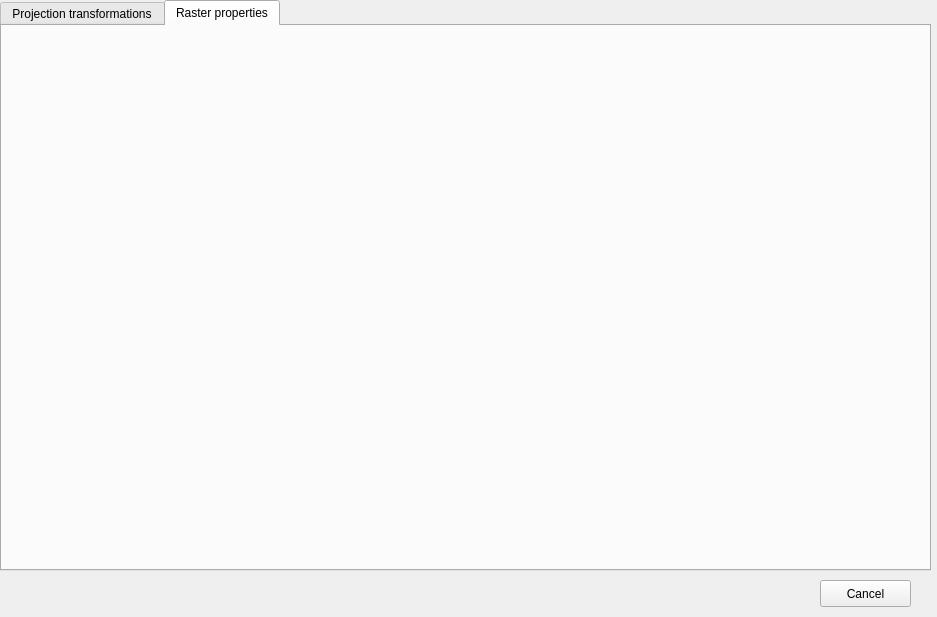
Old version of the form SpatialAnalyserServer/src/client/gui/geo_services.ui in the repository BartlomiejGrabowski/SpatialAnalyserServer.
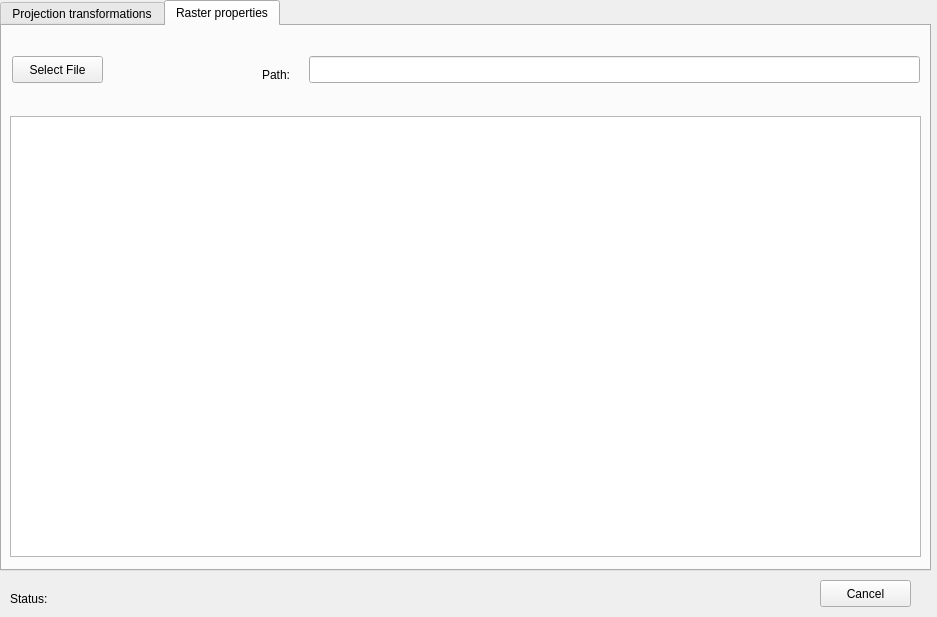
New version of the form. The open tabs and pages were chosen to show the change.

Commit message: Added new tab in geo_services form.

Patch:
```diff
--- a/SpatialAnalyserServer/src/client/gui/geo_services.ui
+++ b/SpatialAnalyserServer/src/client/gui/geo_services.ui
@@ -615,6 +615,52 @@
     <attribute name="title">
      <string>Raster properties</string>
     </attribute>
+    <widget class="QTextBrowser" name="raster_properties_text">
+     <property name="geometry">
+      <rect>
+       <x>8</x>
+       <y>90</y>
+       <width>911</width>
+       <height>441</height>
+      </rect>
+     </property>
+    </widget>
+    <widget class="QPushButton" name="select_file_btn">
+     <property name="geometry">
+      <rect>
+       <x>10</x>
+       <y>30</y>
+       <width>91</width>
+       <height>27</height>
+      </rect>
+     </property>
+     <property name="text">
+      <string>Select File</string>
+     </property>
+    </widget>
+    <widget class="QLineEdit" name="path_to_file">
+     <property name="geometry">
+      <rect>
+       <x>307</x>
+       <y>30</y>
+       <width>611</width>
+       <height>27</height>
+      </rect>
+     </property>
+    </widget>
+    <widget class="QLabel" name="label_20">
+     <property name="geometry">
+      <rect>
+       <x>260</x>
+       <y>40</y>
+       <width>41</width>
+       <height>17</height>
+      </rect>
+     </property>
+     <property name="text">
+      <string>Path:</string>
+     </property>
+    </widget>
    </widget>
   </widget>
   <widget class="QPushButton" name="pushButton">
@@ -630,6 +676,32 @@
     <string>Cancel</string>
    </property>
   </widget>
+  <widget class="QLabel" name="label_21">
+   <property name="geometry">
+    <rect>
+     <x>10</x>
+     <y>590</y>
+     <width>62</width>
+     <height>17</height>
+    </rect>
+   </property>
+   <property name="text">
+    <string>Status:</string>
+   </property>
+  </widget>
+  <widget class="QLabel" name="status_label">
+   <property name="geometry">
+    <rect>
+     <x>80</x>
+     <y>590</y>
+     <width>711</width>
+     <height>17</height>
+    </rect>
+   </property>
+   <property name="text">
+    <string/>
+   </property>
+  </widget>
  </widget>
  <resources/>
  <connections/>
```
Left out of the diff: 2 changed lines with no effect on the pictures. The commit also changes 2 other files.
